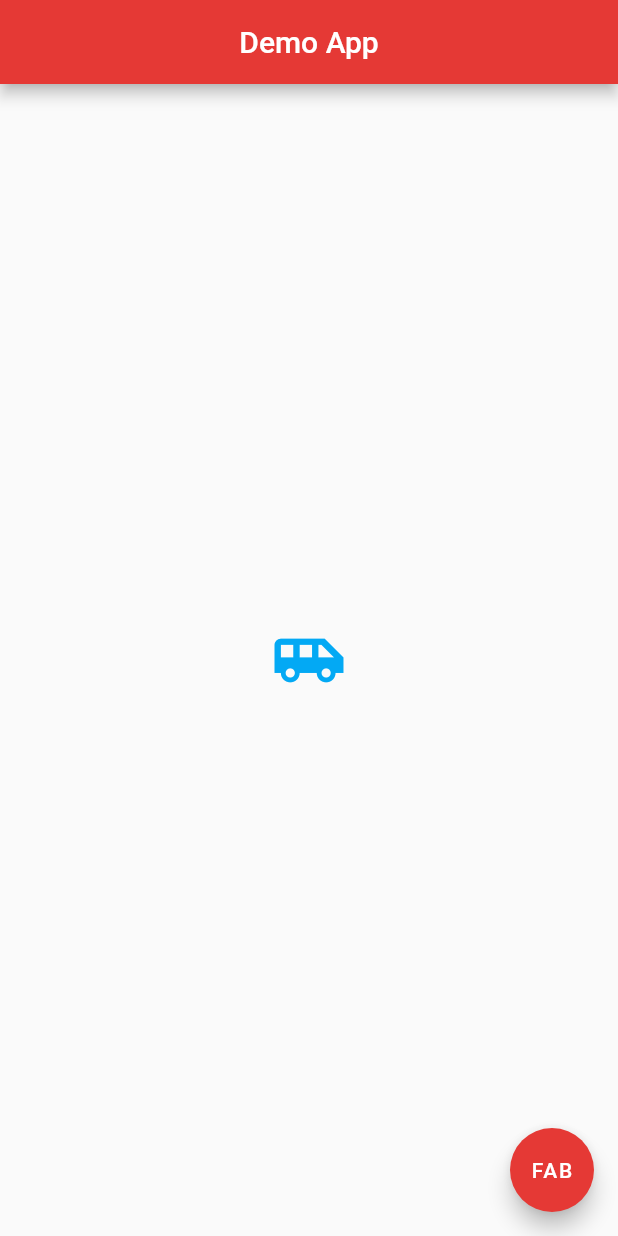
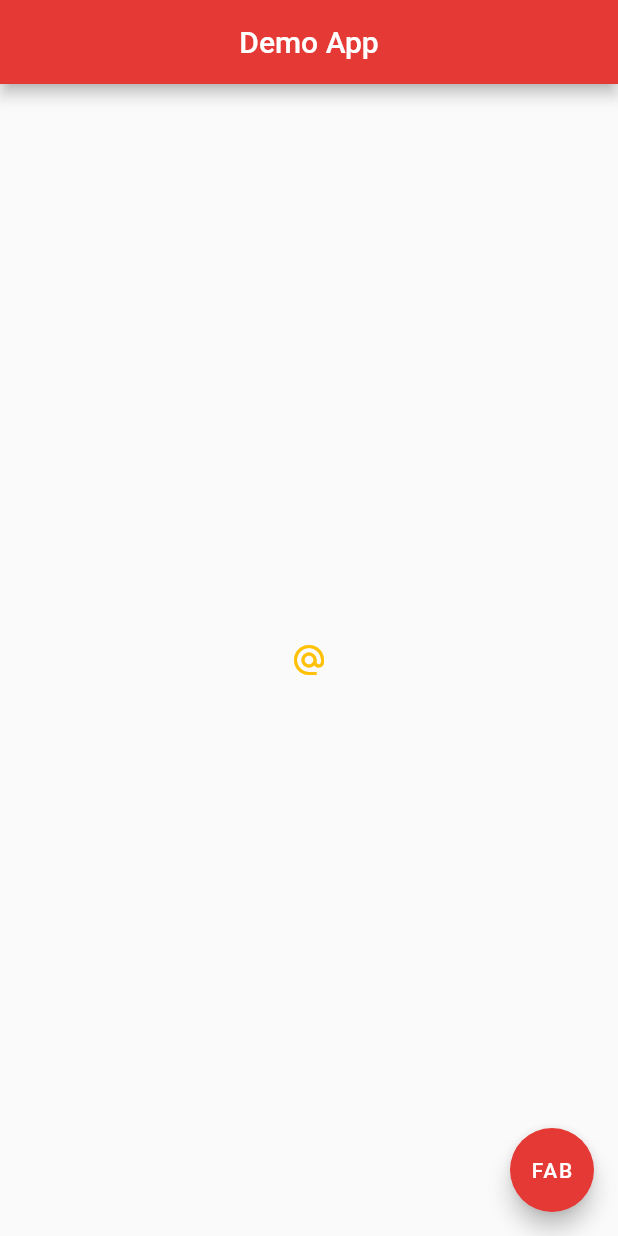
Before and after one commit to jscastanos/labs2020, a Flutter app: the screen it shows after launch, on a phone screen of 412 x 824 dp. Run offline on Flutter 3.47's test engine with Material 2 defaults, Android fonts, the phone set to English and light mode, and no system bars.

Commit message:
Button and Icon

```diff
--- a/lib/main.dart
+++ b/lib/main.dart
@@ -14,12 +14,13 @@ class Home extends StatelessWidget {
         backgroundColor: Colors.red[600],
       ),
       body: Center(
-        child: Icon(
-          Icons.airport_shuttle,
-          color: Colors.lightBlue,
-          size: 50.0,
-        ),
-      ),
+          child: IconButton(
+        onPressed: () {
+          print('you clicked me');
+        },
+        icon: Icon(Icons.alternate_email),
+        color: Colors.amber,
+      )),
       floatingActionButton: FloatingActionButton(
         onPressed: () {},
         child: Text('FAB'),
```
